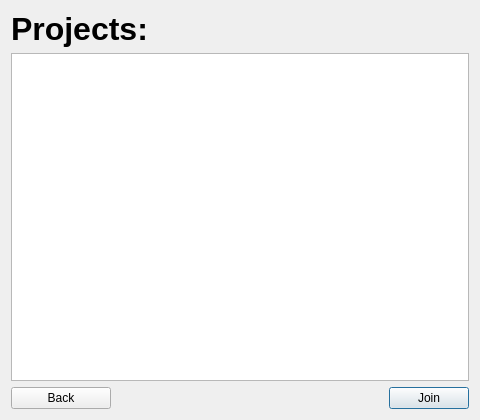
The window that studentviewproject.ui (w4est/COMP3004) describes before a commit, drawn with Qt 5.
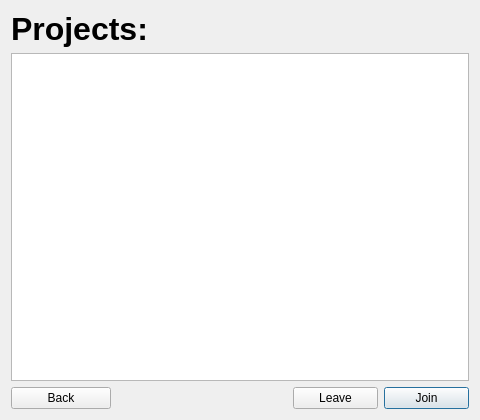
The same window after the commit.

```diff
--- a/studentviewproject.ui
+++ b/studentviewproject.ui
@@ -20,11 +20,17 @@
    <string>Dialog</string>
   </property>
   <layout class="QGridLayout" name="gridLayout">
-   <item row="1" column="0" colspan="4">
+   <item row="1" column="0" colspan="5">
     <widget class="QListWidget" name="ProjectList"/>
    </item>
-   <item row="2" column="3">
+   <item row="2" column="4">
     <widget class="QPushButton" name="JoinButton">
+     <property name="minimumSize">
+      <size>
+       <width>85</width>
+       <height>0</height>
+      </size>
+     </property>
      <property name="maximumSize">
       <size>
        <width>100</width>
@@ -89,6 +95,25 @@
      </property>
     </spacer>
    </item>
+   <item row="2" column="3">
+    <widget class="QPushButton" name="pushButton">
+     <property name="minimumSize">
+      <size>
+       <width>85</width>
+       <height>20</height>
+      </size>
+     </property>
+     <property name="maximumSize">
+      <size>
+       <width>85</width>
+       <height>40</height>
+      </size>
+     </property>
+     <property name="text">
+      <string>Leave</string>
+     </property>
+    </widget>
+   </item>
   </layout>
  </widget>
  <resources/>
```
